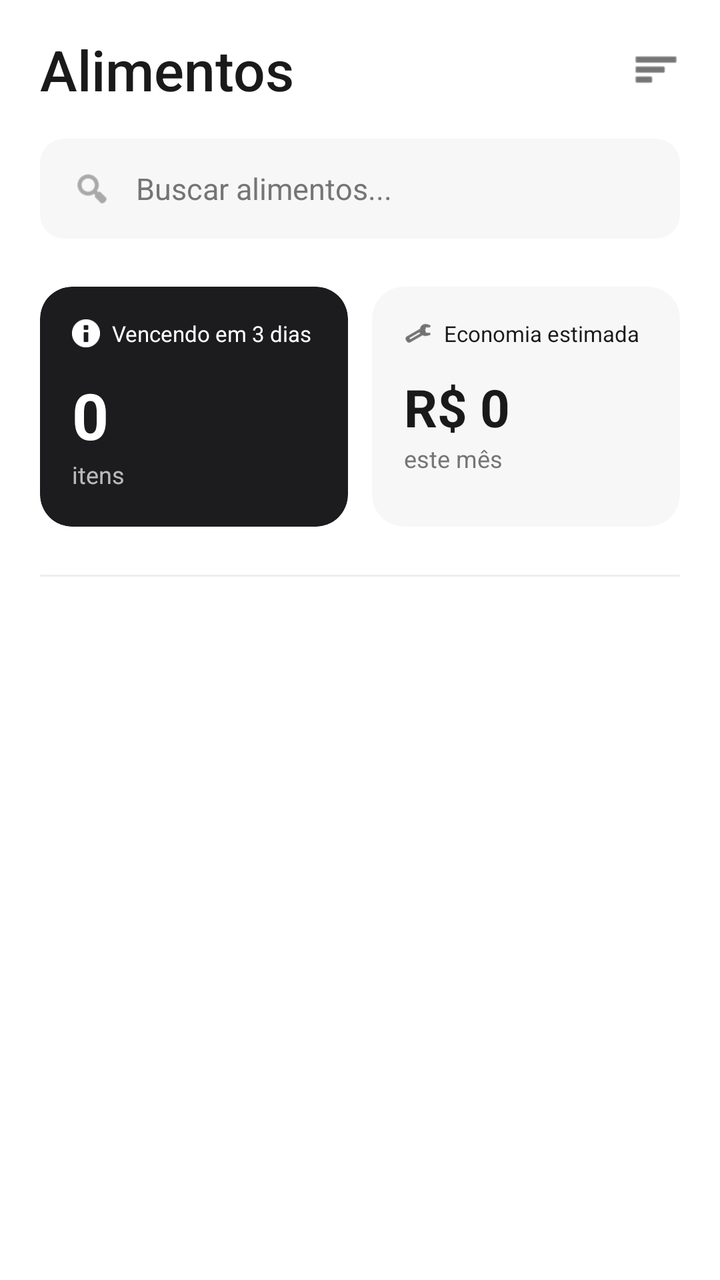
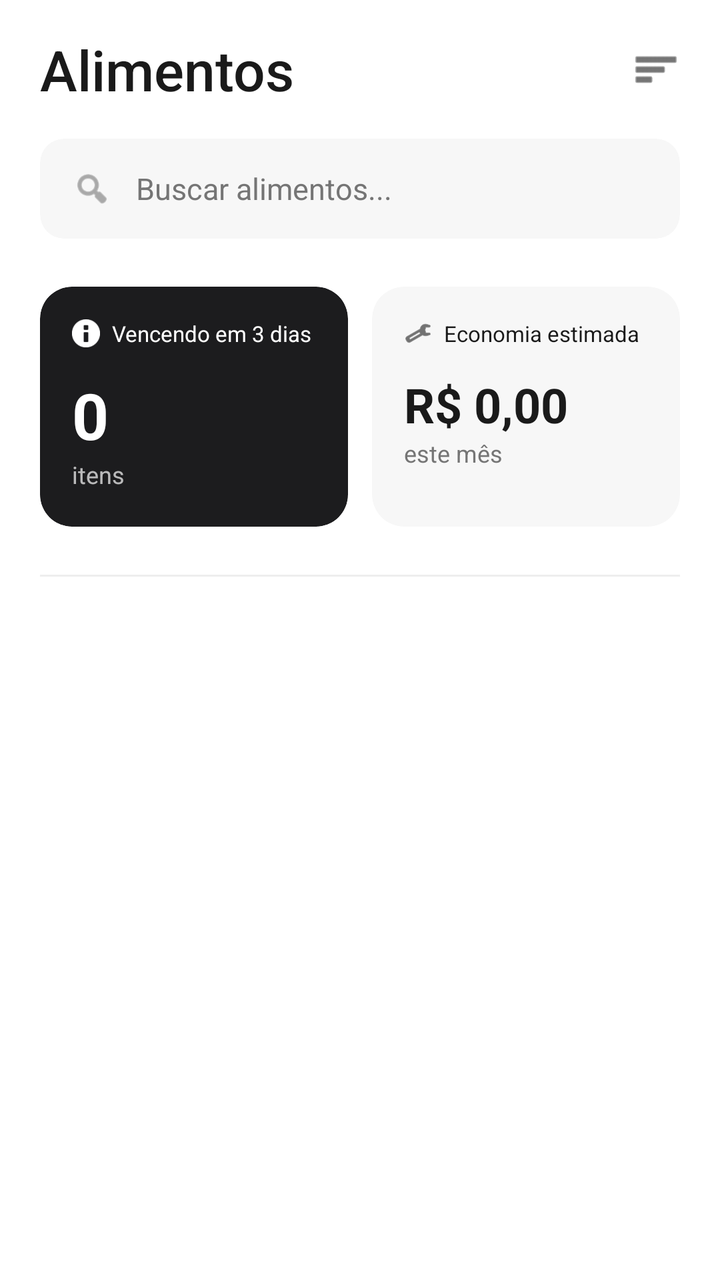

Screens rendered from an Android XML layout before and after an edit, with the pre-edit source and the edit as a unified diff.
<!-- AndroidManifest.xml: application theme Theme.FoodGuard -->
<!-- res/layout/fragment_foods.xml -->
<?xml version="1.0" encoding="utf-8"?>
<androidx.coordinatorlayout.widget.CoordinatorLayout xmlns:android="http://schemas.android.com/apk/res/android"
    xmlns:app="http://schemas.android.com/apk/res-auto"
    xmlns:tools="http://schemas.android.com/tools"
    android:layout_width="match_parent"
    android:layout_height="match_parent"
    android:background="@color/white">

    <com.google.android.material.appbar.AppBarLayout
        android:layout_width="match_parent"
        android:layout_height="wrap_content"
        android:background="@color/white"
        app:elevation="0dp">

        <LinearLayout
            android:layout_width="match_parent"
            android:layout_height="wrap_content"
            android:orientation="vertical"
            android:paddingHorizontal="20dp"
            android:paddingTop="16dp">

            <RelativeLayout
                android:layout_width="match_parent"
                android:layout_height="wrap_content"
                android:layout_marginBottom="16dp">

                <TextView
                    android:id="@+id/tvTitle"
                    android:layout_width="wrap_content"
                    android:layout_height="wrap_content"
                    android:fontFamily="sans-serif-medium"
                    android:text="Alimentos"
                    android:textColor="@color/primary_black"
                    android:textSize="28sp" />

                <ImageView
                    android:layout_width="24dp"
                    android:layout_height="24dp"
                    android:layout_alignParentEnd="true"
                    android:layout_centerVertical="true"
                    android:src="@android:drawable/ic_menu_sort_by_size"
                    app:tint="@color/primary_black" />
            </RelativeLayout>

            
            <com.google.android.material.card.MaterialCardView
                android:layout_width="match_parent"
                android:layout_height="50dp"
                android:layout_marginBottom="24dp"
                app:cardBackgroundColor="@color/background_gray"
                app:cardCornerRadius="12dp"
                app:cardElevation="0dp">

                <LinearLayout
                    android:layout_width="match_parent"
                    android:layout_height="match_parent"
                    android:gravity="center_vertical"
                    android:paddingHorizontal="16dp">

                    <ImageView
                        android:layout_width="20dp"
                        android:layout_height="20dp"
                        android:src="@android:drawable/ic_menu_search"
                        app:tint="@color/text_gray" />

                    <EditText
                        android:layout_width="match_parent"
                        android:layout_height="wrap_content"
                        android:layout_marginStart="12dp"
                        android:background="@null"
                        android:hint="Buscar alimentos..."
                        android:inputType="text"
                        android:textColor="@color/primary_black"
                        android:textColorHint="@color/text_gray"
                        android:textSize="15sp" />
                </LinearLayout>
            </com.google.android.material.card.MaterialCardView>

            
            <LinearLayout
                android:layout_width="match_parent"
                android:layout_height="wrap_content"
                android:layout_marginBottom="24dp"
                android:orientation="horizontal">

                <com.google.android.material.card.MaterialCardView
                    android:layout_width="0dp"
                    android:layout_height="120dp"
                    android:layout_marginEnd="12dp"
                    android:layout_weight="1"
                    app:cardBackgroundColor="@color/badge_black"
                    app:cardCornerRadius="16dp"
                    app:cardElevation="0dp">

                    <LinearLayout
                        android:layout_width="match_parent"
                        android:layout_height="match_parent"
                        android:orientation="vertical"
                        android:padding="16dp">

                        <LinearLayout
                            android:layout_width="wrap_content"
                            android:layout_height="wrap_content"
                            android:gravity="center_vertical"
                            android:orientation="horizontal">

                            <ImageView
                                android:layout_width="14dp"
                                android:layout_height="14dp"
                                android:src="@android:drawable/ic_dialog_info"
                                app:tint="@color/white" />

                            <TextView
                                android:layout_width="wrap_content"
                                android:layout_height="wrap_content"
                                android:layout_marginStart="6dp"
                                android:text="Vencendo em 3 dias"
                                android:textColor="@color/white"
                                android:textSize="11sp" />
                        </LinearLayout>

                        <TextView
                            android:id="@+id/tvExpiringCount"
                            android:layout_width="wrap_content"
                            android:layout_height="wrap_content"
                            android:layout_marginTop="12dp"
                            android:text="0"
                            android:textColor="@color/white"
                            android:textSize="32sp"
                            android:textStyle="bold" />

                        <TextView
                            android:layout_width="wrap_content"
                            android:layout_height="wrap_content"
                            android:text="itens"
                            android:textColor="@color/white"
                            android:textSize="12sp"
                            android:alpha="0.7" />
                    </LinearLayout>
                </com.google.android.material.card.MaterialCardView>

                <com.google.android.material.card.MaterialCardView
                    android:layout_width="0dp"
                    android:layout_height="120dp"
                    android:layout_weight="1"
                    app:cardBackgroundColor="@color/background_gray"
                    app:cardCornerRadius="16dp"
                    app:cardElevation="0dp">

                    <LinearLayout
                        android:layout_width="match_parent"
                        android:layout_height="match_parent"
                        android:orientation="vertical"
                        android:padding="16dp">

                        <LinearLayout
                            android:layout_width="wrap_content"
                            android:layout_height="wrap_content"
                            android:gravity="center_vertical"
                            android:orientation="horizontal">

                            <ImageView
                                android:layout_width="14dp"
                                android:layout_height="14dp"
                                android:src="@android:drawable/ic_menu_manage"
                                app:tint="@color/primary_black" />

                            <TextView
                                android:layout_width="wrap_content"
                                android:layout_height="wrap_content"
                                android:layout_marginStart="6dp"
                                android:text="Economia estimada"
                                android:textColor="@color/primary_black"
                                android:textSize="11sp" />
                        </LinearLayout>

                        <TextView
                            android:layout_width="wrap_content"
                            android:layout_height="wrap_content"
                            android:layout_marginTop="12dp"
                            android:text="R$ 0"
                            android:textColor="@color/primary_black"
                            android:textSize="26sp"
                            android:textStyle="bold" />

                        <TextView
                            android:layout_width="wrap_content"
                            android:layout_height="wrap_content"
                            android:text="este mês"
                            android:textColor="@color/text_gray"
                            android:textSize="12sp" />
                    </LinearLayout>
                </com.google.android.material.card.MaterialCardView>
            </LinearLayout>

            <View
                android:layout_width="match_parent"
                android:layout_height="1dp"
                android:layout_marginBottom="20dp"
                android:background="@color/divider_gray" />

        </LinearLayout>
    </com.google.android.material.appbar.AppBarLayout>

    <androidx.recyclerview.widget.RecyclerView
        android:id="@+id/rvFoodItems"
        android:layout_width="match_parent"
        android:layout_height="match_parent"
        android:clipToPadding="false"
        android:paddingHorizontal="20dp"
        android:paddingBottom="24dp"
        app:layoutManager="androidx.recyclerview.widget.LinearLayoutManager"
        app:layout_behavior="@string/appbar_scrolling_view_behavior"
        tools:listitem="@layout/item_food" />

</androidx.coordinatorlayout.widget.CoordinatorLayout>
<!-- res/layout/item_food.xml (included above) -->
<?xml version="1.0" encoding="utf-8"?>
<com.google.android.material.card.MaterialCardView xmlns:android="http://schemas.android.com/apk/res/android"
    xmlns:app="http://schemas.android.com/apk/res-auto"
    xmlns:tools="http://schemas.android.com/tools"
    android:layout_width="match_parent"
    android:layout_height="wrap_content"
    android:layout_marginBottom="12dp"
    app:cardBackgroundColor="@color/white"
    app:cardCornerRadius="16dp"
    app:cardElevation="0dp"
    app:strokeColor="@color/divider_gray"
    app:strokeWidth="1dp">

    <androidx.constraintlayout.widget.ConstraintLayout
        android:layout_width="match_parent"
        android:layout_height="wrap_content"
        android:padding="12dp">

        
        <com.google.android.material.card.MaterialCardView
            android:id="@+id/cardIcon"
            android:layout_width="64dp"
            android:layout_height="64dp"
            app:cardBackgroundColor="@color/background_gray"
            app:cardCornerRadius="12dp"
            app:cardElevation="0dp"
            app:layout_constraintBottom_toBottomOf="parent"
            app:layout_constraintStart_toStartOf="parent"
            app:layout_constraintTop_toTopOf="parent">

            <ImageView
                android:id="@+id/ivFoodIcon"
                android:layout_width="match_parent"
                android:layout_height="match_parent"
                android:scaleType="centerCrop"
                android:src="@android:drawable/ic_menu_gallery" />
        </com.google.android.material.card.MaterialCardView>

        <TextView
            android:id="@+id/tvFoodName"
            android:layout_width="0dp"
            android:layout_height="wrap_content"
            android:layout_marginStart="12dp"
            android:fontFamily="sans-serif-medium"
            android:text="Nome do Alimento"
            android:textColor="@color/primary_black"
            android:textSize="15sp"
            app:layout_constraintEnd_toStartOf="@id/cardDays"
            app:layout_constraintStart_toEndOf="@id/cardIcon"
            app:layout_constraintTop_toTopOf="@id/cardIcon" />

        <TextView
            android:id="@+id/tvStorageInfo"
            android:layout_width="0dp"
            android:layout_height="wrap_content"
            android:layout_marginStart="12dp"
            android:layout_marginTop="2dp"
            android:text="Geladeira • 250g"
            android:textColor="@color/text_gray"
            android:textSize="12sp"
            app:layout_constraintEnd_toStartOf="@id/cardDays"
            app:layout_constraintStart_toEndOf="@id/cardIcon"
            app:layout_constraintTop_toBottomOf="@id/tvFoodName" />

        <TextView
            android:id="@+id/tvValidadeLabel"
            android:layout_width="wrap_content"
            android:layout_height="wrap_content"
            android:layout_marginStart="12dp"
            android:layout_marginTop="6dp"
            android:text="Validade"
            android:textColor="@color/text_gray"
            android:textSize="10sp"
            app:layout_constraintStart_toEndOf="@id/cardIcon"
            app:layout_constraintTop_toBottomOf="@id/tvStorageInfo" />

        <TextView
            android:id="@+id/tvExpirationDate"
            android:layout_width="0dp"
            android:layout_height="wrap_content"
            android:layout_marginStart="12dp"
            android:text="15/05/2025"
            android:textColor="@color/primary_black"
            android:textSize="13sp"
            app:layout_constraintBottom_toBottomOf="@id/cardIcon"
            app:layout_constraintEnd_toStartOf="@id/cardDays"
            app:layout_constraintStart_toEndOf="@id/cardIcon"
            app:layout_constraintTop_toBottomOf="@id/tvValidadeLabel" />

        <com.google.android.material.card.MaterialCardView
            android:id="@+id/cardDays"
            android:layout_width="wrap_content"
            android:layout_height="wrap_content"
            app:cardBackgroundColor="@color/badge_black"
            app:cardCornerRadius="12dp"
            app:cardElevation="0dp"
            app:layout_constraintBottom_toBottomOf="parent"
            app:layout_constraintEnd_toEndOf="parent">

            <TextView
                android:id="@+id/tvDaysLeft"
                android:layout_width="wrap_content"
                android:layout_height="wrap_content"
                android:paddingHorizontal="12dp"
                android:paddingVertical="4dp"
                android:text="2 dias"
                android:textColor="@color/white"
                android:textSize="11sp"
                android:textStyle="bold" />
        </com.google.android.material.card.MaterialCardView>

    </androidx.constraintlayout.widget.ConstraintLayout>
</com.google.android.material.card.MaterialCardView>
<!-- resources referenced by this layout -->
<resources>
  <color name="background_gray">#F7F7F7</color>
  <color name="badge_black">#1C1C1E</color>
  <color name="divider_gray">#EEEEEE</color>
  <color name="primary_black">#1A1A1A</color>
  <color name="text_gray">#757575</color>
  <color name="white">#FFFFFF</color>
  <style name="Theme.FoodGuard" parent="Base.Theme.FoodGuard" />
  <style name="Base.Theme.FoodGuard" parent="Theme.MaterialComponents.Light.NoActionBar">
          
          <item name="colorPrimary">@color/primary_black</item>
          <item name="colorPrimaryVariant">@color/black</item>
          <item name="colorOnPrimary">@color/white</item>
          
          <item name="colorSecondary">@color/secondary_black</item>
          <item name="colorSecondaryVariant">@color/black</item>
          <item name="colorOnSecondary">@color/white</item>
          
          <item name="android:statusBarColor">@color/white</item>
          <item name="android:windowLightStatusBar">true</item>
          
          <item name="android:windowBackground">@color/white</item>
      </style>
  <color name="black">#000000</color>
  <color name="secondary_black">#2D2D2D</color>
</resources>

<!-- the commit's change to res/layout/fragment_foods.xml (unified diff, before → after) -->
@@ -175,12 +175,13 @@
                         </LinearLayout>
 
                         <TextView
+                            android:id="@+id/tvEstimatedSavings"
                             android:layout_width="wrap_content"
                             android:layout_height="wrap_content"
                             android:layout_marginTop="12dp"
-                            android:text="R$ 0"
+                            android:text="R$ 0,00"
                             android:textColor="@color/primary_black"
-                            android:textSize="26sp"
+                            android:textSize="24sp"
                             android:textStyle="bold" />
 
                         <TextView
